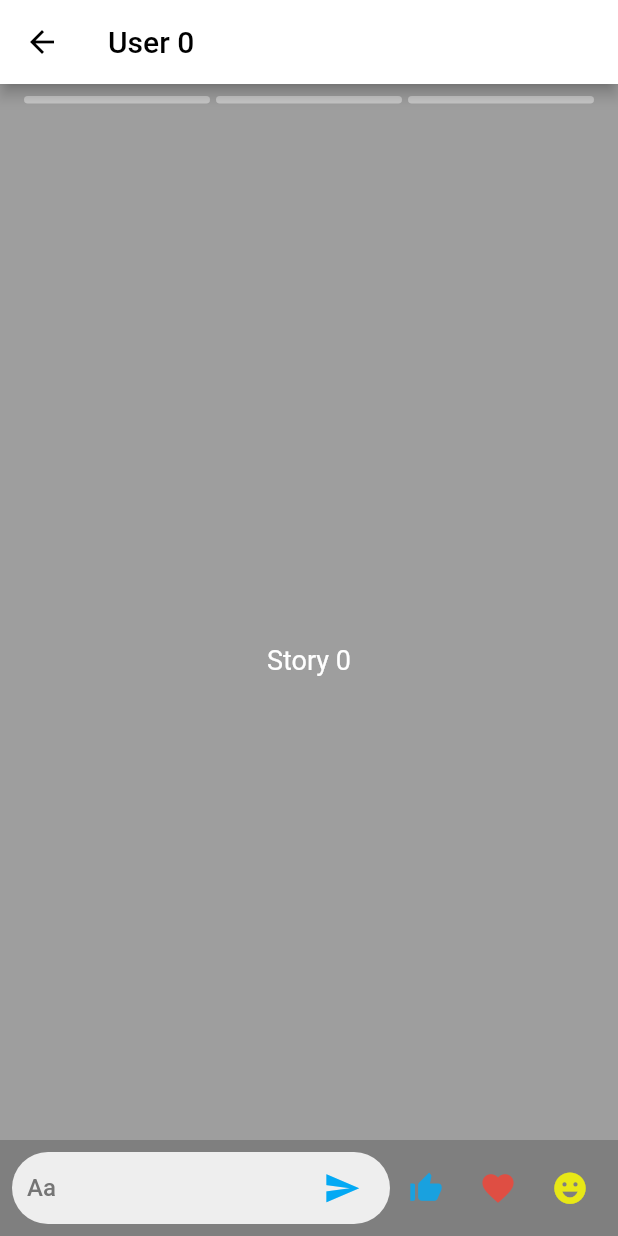
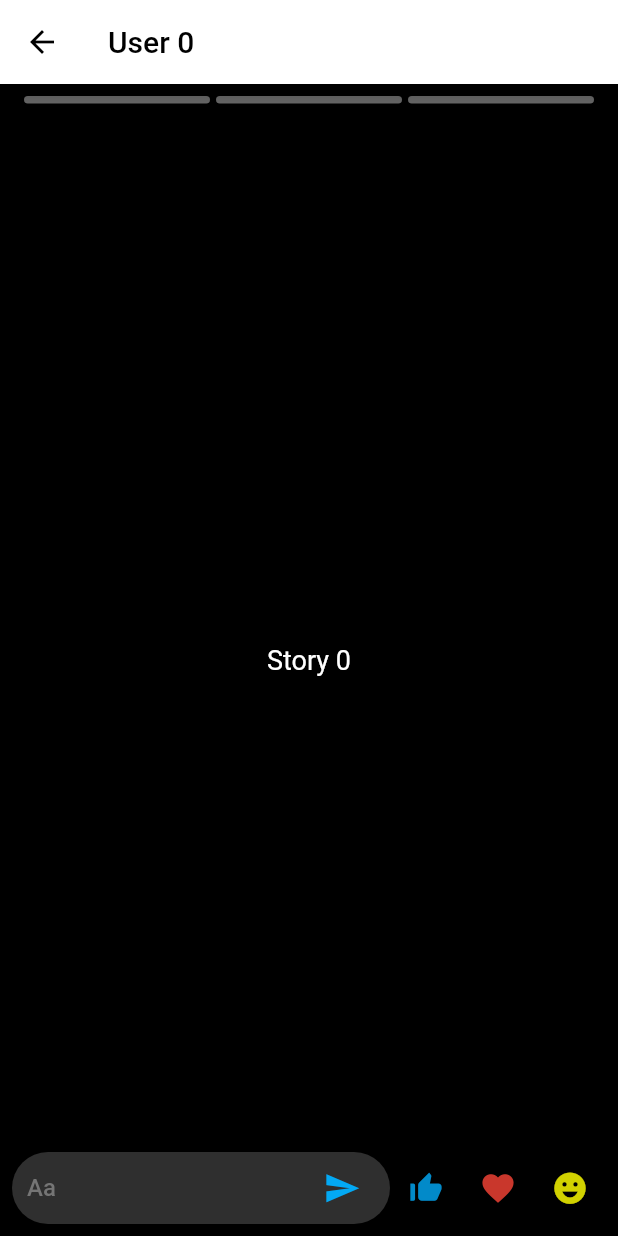
Before and after one commit to UngLH/facebook_clone, a Flutter app: the HomeScreen screen opened by its route, item 2 of the bottom bar chosen, after a tap on "Thêm tin mới", on a phone screen of 412 x 824 dp. Run offline on Flutter 3.47's test engine with Material 2 defaults, Android fonts, the phone set to English and light mode, and no system bars; drawn by our look-alikes of overlay_support, story_view; our stand-ins replace bloc, dio, equatable, fluro, flutter_bloc, flutter_slidable and 5 more; accounts and stored records are empty; generated files the repository leaves out were written again.

Commit message:
fix version slidable, css chat ui

```diff
--- a/lib/ui/page/conversations/chats/widgets/conversation_item.dart
+++ b/lib/ui/page/conversations/chats/widgets/conversation_item.dart
@@ -33,8 +33,7 @@ class _ConversationItemState extends State<ConversationItem> {
     return Padding(
       padding: const EdgeInsets.symmetric(vertical: 12.0),
       child: Slidable(
-        actionPane: const SlidableDrawerActionPane(),
-        actionExtentRatio: 0.15,
+        key: const ValueKey(0),
         child: Padding(
           padding: const EdgeInsets.symmetric(horizontal: 16.0),
           child: Row(
@@ -44,94 +43,56 @@ class _ConversationItemState extends State<ConversationItem> {
             ],
           ),
         ),
-        actions: <Widget>[
-          Padding(
-            padding: const EdgeInsets.only(left: 16.0),
-            child: SlideAction(
-              decoration: const BoxDecoration(
-                color: Colors.blue,
-                shape: BoxShape.circle,
-              ),
-              child: const Icon(
-                Icons.camera_alt,
-                color: Colors.white,
-                size: 20.0,
-              ),
+        startActionPane: ActionPane(
+          dragDismissible: false,
+          motion: const ScrollMotion(),
+          dismissible: DismissiblePane(onDismissed: () {}),
+          children: [
+            SlidableAction(
+              onPressed: (context) {},
+              backgroundColor: Colors.blue,
+              icon: Icons.camera_alt,
+              borderRadius: BorderRadius.circular(20),
             ),
-          ),
-          Padding(
-            padding: const EdgeInsets.only(left: 8.0, right: 8.0),
-            child: SlideAction(
-              decoration: BoxDecoration(
-                color: Colors.grey.shade300,
-                shape: BoxShape.circle,
-              ),
-              child: const Icon(
-                Icons.phone,
-                color: Colors.black,
-                size: 20.0,
-              ),
+            SlidableAction(
+              onPressed: (context) {},
+              backgroundColor: Colors.grey.shade300,
+              icon: Icons.phone,
+              borderRadius: BorderRadius.circular(20),
             ),
-          ),
-          Container(
-            padding: const EdgeInsets.only(right: 16.0),
-            child: SlideAction(
-              decoration: BoxDecoration(
-                color: Colors.grey.shade300,
-                shape: BoxShape.circle,
-              ),
-              child: const Icon(
-                Icons.videocam,
-                color: Colors.black,
-                size: 20.0,
-              ),
+            SlidableAction(
+              onPressed: (context) {},
+              backgroundColor: Colors.grey.shade300,
+              icon: Icons.videocam,
+              borderRadius: BorderRadius.circular(20),
             ),
-          ),
-        ],
-        secondaryActions: <Widget>[
-          Padding(
-            padding: const EdgeInsets.only(left: 16.0),
-            child: SlideAction(
-              decoration: BoxDecoration(
-                color: Colors.grey.shade300,
-                shape: BoxShape.circle,
-              ),
-              child: const Icon(
-                Icons.menu,
-                color: Colors.black,
-                size: 20.0,
-              ),
+          ],
+        ),
+        endActionPane: ActionPane(
+          dragDismissible: false,
+          motion: const ScrollMotion(),
+          dismissible: DismissiblePane(onDismissed: () {}),
+          children: [
+            SlidableAction(
+              onPressed: (context) {},
+              backgroundColor: Colors.grey.shade300,
+              icon: Icons.menu,
+              borderRadius: BorderRadius.circular(20),
             ),
-          ),
-          Padding(
-            padding: const EdgeInsets.only(left: 8.0, right: 8.0),
-            child: SlideAction(
-              decoration: BoxDecoration(
-                color: Colors.grey.shade300,
-                shape: BoxShape.circle,
-              ),
-              child: const Icon(
-                Icons.notifications,
-                color: Colors.black,
-                size: 20.0,
-              ),
+            SlidableAction(
+              onPressed: (context) {},
+              backgroundColor: Colors.grey.shade300,
+              icon: Icons.notifications,
+              borderRadius: BorderRadius.circular(20),
             ),
-          ),
-          Padding(
-            padding: const EdgeInsets.only(right: 16.0),
-            child: SlideAction(
-              decoration: const BoxDecoration(
-                color: Colors.red,
-                shape: BoxShape.circle,
-              ),
-              child: const Icon(
-                Icons.restore_from_trash,
-                color: Colors.white,
-                size: 20.0,
-              ),
+            SlidableAction(
+              onPressed: (context) {},
+              backgroundColor: Colors.red,
+              icon: Icons.restore_from_trash,
+              borderRadius: BorderRadius.circular(20),
             ),
-          ),
-        ],
+          ],
+        ),
       ),
     );
   }
@@ -183,7 +144,7 @@ class _ConversationItemState extends State<ConversationItem> {
 
   _buildLatestMessage() {
     return SizedBox(
-      width: 150.0,
+      width: 120.0,
       child: Text(
         widget.friendItem.shortDescription!,
         style: TextStyle(color: Colors.grey.shade700, fontSize: 16),
--- a/lib/ui/page/conversations/chats/widgets/story_detail.dart
+++ b/lib/ui/page/conversations/chats/widgets/story_detail.dart
@@ -40,7 +40,7 @@ class _StoryDetailState extends State<StoryDetail> {
                     return e.text != null
                       ? StoryItem.text(
                           title: e.text!,
-                          backgroundColor: Colors.grey,
+                          backgroundColor: Colors.black,
 
                         )
                       : StoryItem.pageProviderImage(
@@ -75,9 +75,6 @@ class _StoryDetailState extends State<StoryDetail> {
 
   _buildBottomChat() {
     return Container(
-      decoration: const BoxDecoration(
-        color: Color.fromARGB(50, 0, 0, 0),
-      ),
       padding: const EdgeInsets.all(8),
       child: Row(
         children: <Widget>[
@@ -104,7 +101,7 @@ class _StoryDetailState extends State<StoryDetail> {
                 ),
                 hintText: 'Aa',
                 filled: true,
-                fillColor: Colors.grey.shade200,
+                fillColor: const Color.fromARGB(50, 238, 238, 238),
                 hintStyle: TextStyle(
                   fontSize: 16.0,
                   fontWeight: FontWeight.w500,
--- a/pubspec.yaml
+++ b/pubspec.yaml
@@ -50,7 +50,7 @@ dependencies:
   rxdart: ^0.27.5
   shared_preferences: ^2.0.15
   flutter_svg: ^1.1.6
-  flutter_slidable: "^0.5.4"
+  flutter_slidable: ^2.0.0
   badges: ^1.1.0
   date_format: ^1.0.6
   # cached_network_image: ^1.0.0
```
Also changed, not shown: lib/ui/page/conversations/chat_detail/chat_detail.dart (+34 -42 lines).
